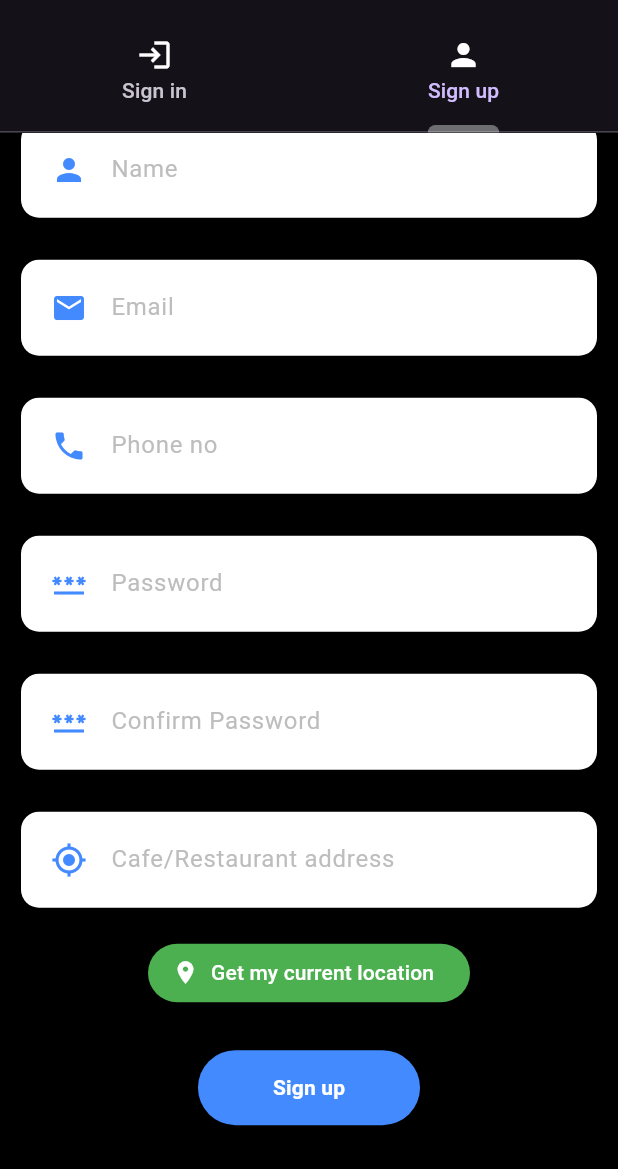
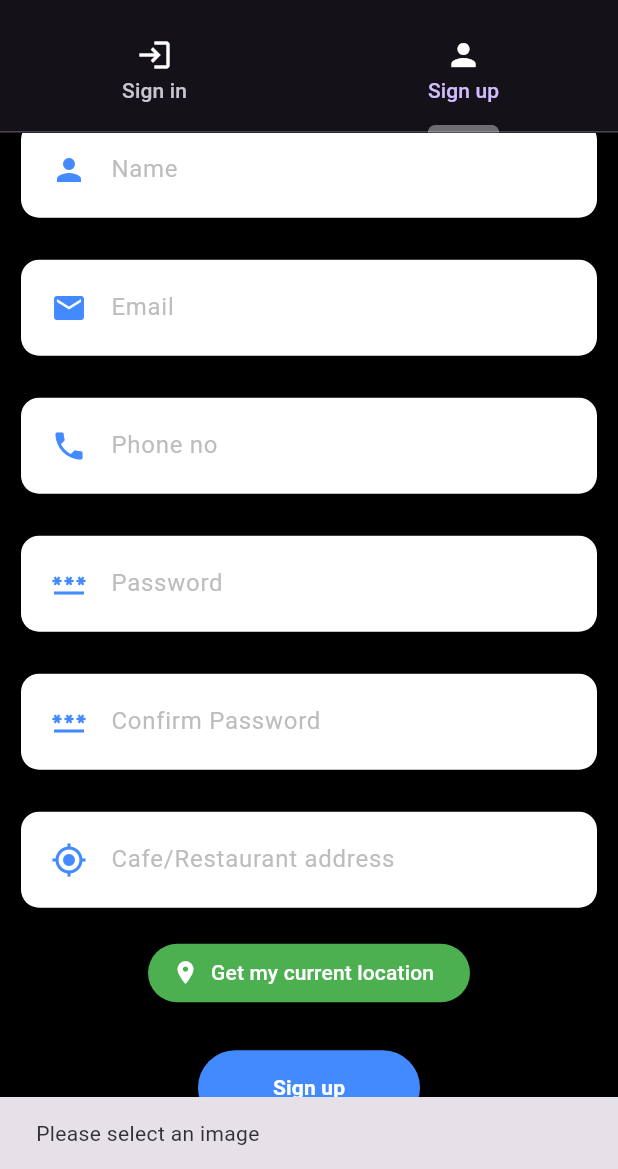
Before and after one commit to Mueem-Nahid/flutter-eats-seller-app, a Flutter app: the screen it shows after launch, tab 2 chosen, scrolled down 208 dp, after a tap on "Sign up", on a phone screen of 412 x 824 dp, the part 67-1236 px from its top. Run offline on Flutter 3.47's test engine with Material 3 defaults, Android fonts, the phone set to English and light mode, and no system bars; our stand-ins replace firebase_core, geocoding, geolocator, image_picker, permission_handler; accounts and stored records are empty.

Commit message:
# Feature - add validation, snack bar, global instances

```diff
--- /dev/null
+++ b/lib/global/global_instances.dart
@@ -0,0 +1,7 @@
+import 'package:flutter_eats_seller_app/viewModel/auth_view_model.dart';
+
+import '../viewModel/common_view_model.dart';
+
+CommonViewModel commonViewModel = CommonViewModel();
+
+AuthViewModel authViewModel = AuthViewModel();
--- a/lib/viewModel/auth_view_model.dart
+++ b/lib/viewModel/auth_view_model.dart
@@ -1,3 +1,44 @@
+import 'package:flutter/cupertino.dart';
+import 'package:flutter_eats_seller_app/global/global_instances.dart';
+import 'package:image_picker/image_picker.dart';
+
 class AuthViewModel {
-
+  validateSignUpForm(
+    XFile? imageXFile,
+    String password,
+    String confirmPassword,
+    String name,
+    String email,
+    String phone,
+    String address,
+    BuildContext ctx,
+  ) {
+    if (imageXFile == null) {
+      commonViewModel.showSnackBar("Please select an image", ctx);
+    } else if (password.isEmpty || confirmPassword.isEmpty) {
+      commonViewModel.showSnackBar("Please enter passwords", ctx);
+    } else if (password != confirmPassword) {
+      commonViewModel.showSnackBar("Passwords do not match", ctx);
+    } else if (password.length < 6) {
+      commonViewModel.showSnackBar(
+          "Password must be at least 6 characters", ctx);
+    } else if (name.isEmpty) {
+      commonViewModel.showSnackBar("Please enter your name", ctx);
+    } else if (!RegExp(r"^[a-zA-Z ]+$").hasMatch(name)) {
+      commonViewModel.showSnackBar("Name should only contain alphabets", ctx);
+    } else if (email.isEmpty) {
+      commonViewModel.showSnackBar("Please enter your email", ctx);
+    } else if (!RegExp(r"^[a-zA-Z0-9+_.-]+@[a-zA-Z0-9.-]+$").hasMatch(email)) {
+      commonViewModel.showSnackBar("Please enter a valid email", ctx);
+    } else if (phone.isEmpty) {
+      commonViewModel.showSnackBar("Please enter your phone number", ctx);
+    } else if (!RegExp(r"^\d{11}$").hasMatch(phone)) {
+      commonViewModel.showSnackBar(
+          "Please enter a valid 11-digit phone number", ctx);
+    } else if (address.isEmpty) {
+      commonViewModel.showSnackBar("Please enter your address", ctx);
+    } else {
+      // Sign up
+    }
+  }
 }
--- a/lib/viewModel/common_view_model.dart
+++ b/lib/viewModel/common_view_model.dart
@@ -1,3 +1,4 @@
+import 'package:flutter/material.dart';
 import 'package:geocoding/geocoding.dart';
 import 'package:geolocator/geolocator.dart';
 
@@ -19,4 +20,9 @@ class CommonViewModel {
         '${firstPlacemark.subThoroughfare} ${firstPlacemark.thoroughfare}, ${firstPlacemark.subLocality} ${firstPlacemark.locality}, ${firstPlacemark.subAdministrativeArea}, ${firstPlacemark.administrativeArea} ${firstPlacemark.postalCode}, ${firstPlacemark.country}';
     return fullAddress;
   }
+
+  showSnackBar (String message, BuildContext context) {
+    final snackBar = SnackBar(content: Text(message));
+    ScaffoldMessenger.of(context).showSnackBar(snackBar);
+  }
 }
--- a/lib/views/screens/authScreens/signup_screen.dart
+++ b/lib/views/screens/authScreens/signup_screen.dart
@@ -1,9 +1,10 @@
 import 'dart:io';
 
 import 'package:flutter/material.dart';
-import 'package:flutter_eats_seller_app/viewModel/common_view_model.dart';
+import 'package:flutter_eats_seller_app/global/global_vars.dart';
 import 'package:image_picker/image_picker.dart';
 
+import '../../../global/global_instances.dart';
 import '../../widgets/custom_text_field.dart';
 
 class SignupScreen extends StatefulWidget {
@@ -25,8 +26,6 @@ class _SignupScreenState extends State<SignupScreen> {
       TextEditingController();
   TextEditingController phoneTextEditingController = TextEditingController();
   TextEditingController locationTextEditingController = TextEditingController();
-
-  CommonViewModel commonViewModel = CommonViewModel();
 
   // method to get image from gallery
   pickImageFromGallery() async {
@@ -150,7 +149,17 @@ class _SignupScreenState extends State<SignupScreen> {
                     height: 32,
                   ),
                   ElevatedButton(
-                    onPressed: () {},
+                    onPressed: () {
+                      authViewModel.validateSignUpForm(
+                          imageFile,
+                          passwordTextEditingController.text.trim(),
+                          confirmPasswordTextEditingController.text.trim(),
+                          nameTextEditingController.text.trim(),
+                          emailTextEditingController.text.trim(),
+                          phoneTextEditingController.text.trim(),
+                          fullAddress,
+                          context);
+                    },
                     style: ElevatedButton.styleFrom(
                       backgroundColor: Colors.blueAccent,
                       padding: const EdgeInsets.symmetric(
```
